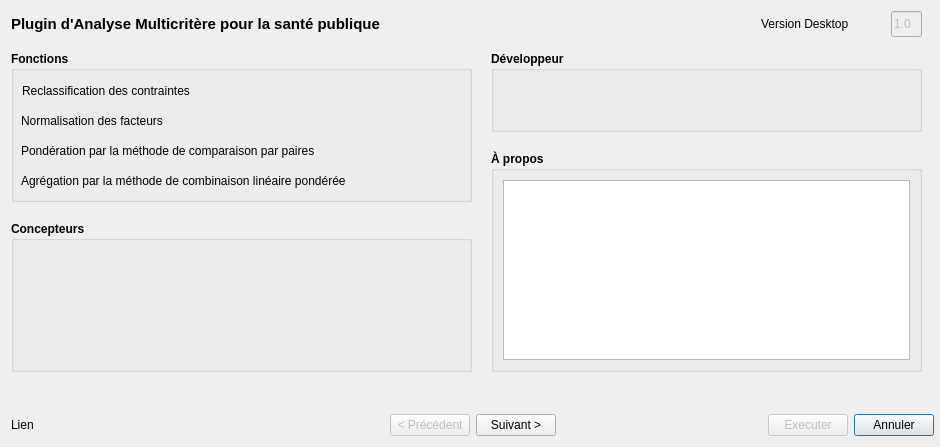
Above: fullmce_dialog_base.ui from TeamSaGeo/fullmce before the change. Below: the same form after it.
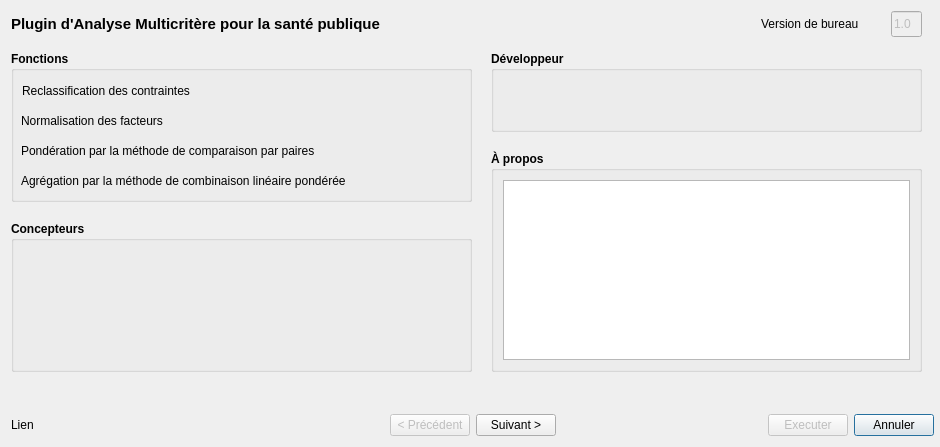
That is the form after the change.

```diff
--- a/fullmce_dialog_base.ui
+++ b/fullmce_dialog_base.ui
@@ -163,7 +163,7 @@
         </rect>
        </property>
        <property name="text">
-        <string>Version Desktop</string>
+        <string>Version de bureau</string>
        </property>
       </widget>
       <widget class="QGroupBox" name="groupBox_7">
@@ -264,7 +264,7 @@
          <rect>
           <x>10</x>
           <y>30</y>
-          <width>221</width>
+          <width>421</width>
           <height>20</height>
          </rect>
         </property>
```
Left out of the diff: 4 changed lines with no effect on the pictures.
